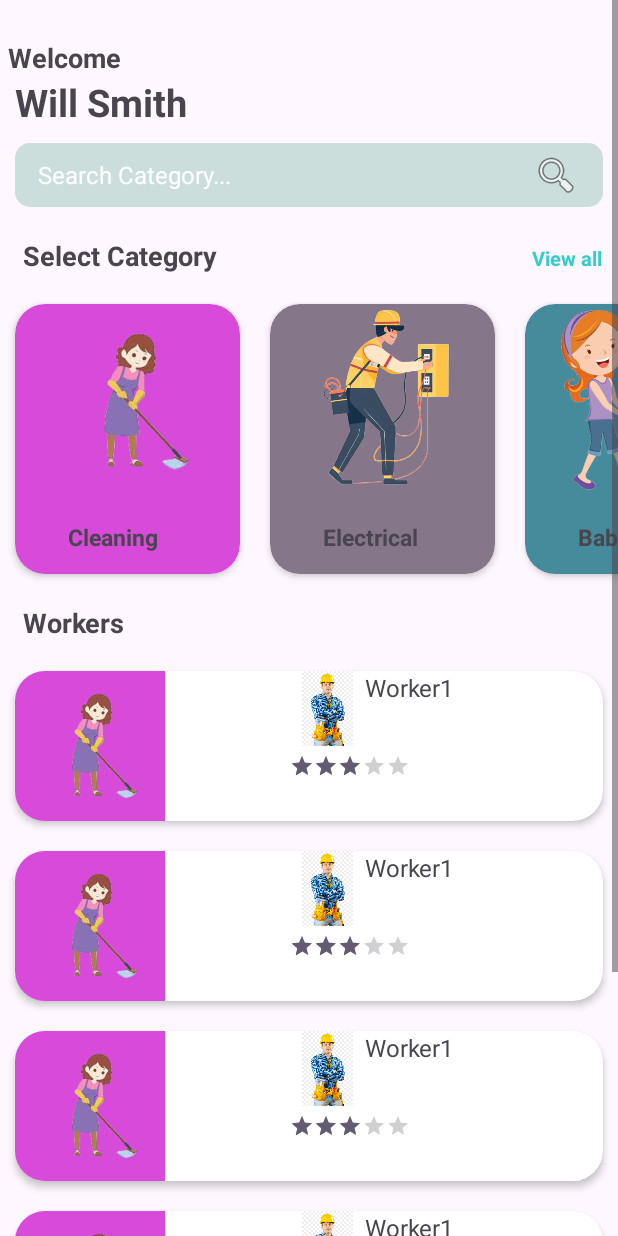
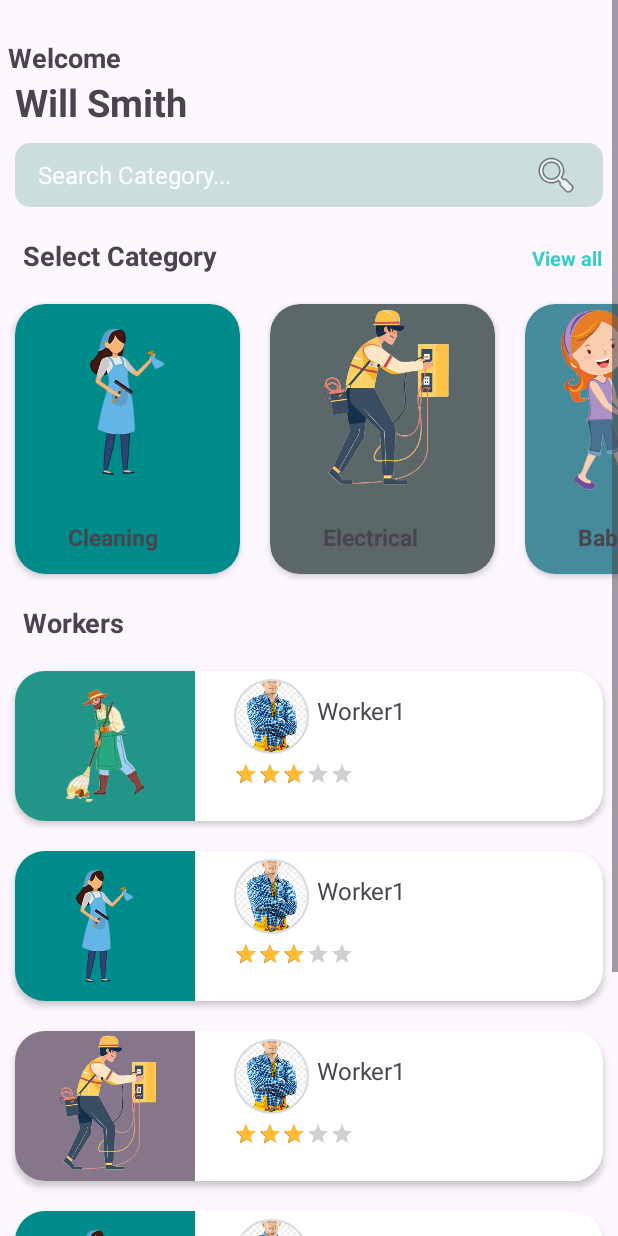
Before and after one commit to DaliaKarem/Baytna, an Android app: the Home screen opened directly, with no data from a screen before it, on a phone screen of 412 x 824 dp. Run offline under Robolectric (Android 15) with nearby library versions, the phone set to English and light mode, and no system bars; our stand-ins replace CircleImageView.

Commit message:
Home Screen Done

```diff
--- a/app/build.gradle.kts
+++ b/app/build.gradle.kts
@@ -36,7 +36,8 @@ android {
 }
 
 dependencies {
-
+    implementation ("com.google.android.material:material:1.8.0")
+    implementation("de.hdodenhof:circleimageview:3.1.0")
     implementation(libs.androidx.core.ktx)
     implementation(libs.androidx.appcompat)
     implementation(libs.material)
--- a/app/src/main/java/com/example/baytna/Activity/Home.kt
+++ b/app/src/main/java/com/example/baytna/Activity/Home.kt
@@ -21,21 +21,21 @@ class Home : AppCompatActivity() {
         super.onCreate(savedInstanceState)
         setContentView(R.layout.activity_home)
         val categoryList = listOf(
-            CategoryItems("Cleaning", R.drawable.cleaning_cat, Color.parseColor("#d84ad9")),
-            CategoryItems("Electrical", R.drawable.electrical_cat,Color.parseColor("#86768a")),
+            CategoryItems("Cleaning", R.drawable.cleaning_cat, Color.parseColor("#008B8B")),
+            CategoryItems("Electrical", R.drawable.electrical_cat,Color.parseColor("#5C6769")),//
             CategoryItems("Baby Care", R.drawable.baby_cat, Color.parseColor("#458b9b")),
-            CategoryItems("Beauty Care", R.drawable.beauty_cat, Color.parseColor("#d3a783")) ,
+            CategoryItems("Beauty Care", R.drawable.beauty_cat, Color.parseColor("#d3a783")) ,//
             CategoryItems("Garden", R.drawable.garden_cat, Color.parseColor("#219688")),
-            CategoryItems("Paint", R.drawable.paint_cat, Color.parseColor("#b2a960")),
+            CategoryItems("Paint", R.drawable.paint_cat, Color.parseColor("#20B2AA")),//
             CategoryItems("Plumbing", R.drawable.plumbing_cat, Color.parseColor("#6082b2"))
 
         )
         val WorkerList= listOf(
-            WorkerItemsHome("Worker1",R.drawable.worker,3, CategoryItems("Cleaning", R.drawable.cleaning_cat, Color.parseColor("#d84ad9")),),
-            WorkerItemsHome("Worker1",R.drawable.worker,3, CategoryItems("Cleaning", R.drawable.cleaning_cat, Color.parseColor("#d84ad9")),),
-            WorkerItemsHome("Worker1",R.drawable.worker,3, CategoryItems("Cleaning", R.drawable.cleaning_cat, Color.parseColor("#d84ad9")),),
-            WorkerItemsHome("Worker1",R.drawable.worker,3, CategoryItems("Cleaning", R.drawable.cleaning_cat, Color.parseColor("#d84ad9")),),
-            WorkerItemsHome("Worker1",R.drawable.worker,3, CategoryItems("Cleaning", R.drawable.cleaning_cat, Color.parseColor("#d84ad9")),),
+            WorkerItemsHome("Worker1",R.drawable.worker,3,  CategoryItems("Garden", R.drawable.garden_cat, Color.parseColor("#219688")),),
+            WorkerItemsHome("Worker1",R.drawable.worker,3, CategoryItems("Cleaning", R.drawable.cleaning_cat, Color.parseColor("#008B8B")),),
+            WorkerItemsHome("Worker1",R.drawable.worker,3, CategoryItems("Electrical", R.drawable.electrical_cat,Color.parseColor("#86768a")),),
+            WorkerItemsHome("Worker1",R.drawable.worker,3, CategoryItems("Cleaning", R.drawable.cleaning_cat, Color.parseColor("#008B8B")),),
+            WorkerItemsHome("Worker1",R.drawable.worker,3,  CategoryItems("Garden", R.drawable.garden_cat, Color.parseColor("#219688")),),
 
             )
 
--- a/app/src/main/java/com/example/baytna/Adapter/WorkerAdapter.kt
+++ b/app/src/main/java/com/example/baytna/Adapter/WorkerAdapter.kt
@@ -41,7 +41,7 @@ class WorkerAdapter(private val WorkerList: List<WorkerItemsHome>):
             val category = worker.Cateory
             holder.categoryImg.setImageResource(category.img)
 
-            holder.categoryImg.setBackgroundColor(category.backgroudColor) // This should work if backgroundColor is an Int
+            holder.categoryImg.setBackgroundColor(category.backgroudColor)
         }
 
     }
--- a/app/src/main/res/layout/workerhome_item.xml
+++ b/app/src/main/res/layout/workerhome_item.xml
@@ -1,48 +1,56 @@
-<?xml version="1.0" encoding="utf-8"?>
-<androidx.cardview.widget.CardView xmlns:android="http://schemas.android.com/apk/res/android"
+<androidx.cardview.widget.CardView
+    xmlns:android="http://schemas.android.com/apk/res/android"
     xmlns:app="http://schemas.android.com/apk/res-auto"
+    xmlns:tools="http://schemas.android.com/tools"
     android:id="@+id/Card_Worker"
     android:layout_margin="10dp"
     app:cardCornerRadius="20dp"
     app:cardElevation="3dp"
     android:layout_width="match_parent"
     android:layout_height="100dp">
+
     <androidx.constraintlayout.widget.ConstraintLayout
         android:layout_width="match_parent"
-        android:layout_height="match_parent"
-        >
+        android:layout_height="match_parent">
 
         <ImageView
             android:id="@+id/CategoryPicWorker"
-            android:layout_width="100dp"
+            android:layout_width="120dp"
             android:layout_height="match_parent"
-            app:layout_constraintTop_toTopOf="parent"
             app:layout_constraintBottom_toBottomOf="parent"
-            app:layout_constraintStart_toStartOf="parent"/>
+            app:layout_constraintStart_toStartOf="parent"
+            app:layout_constraintTop_toTopOf="parent" />
+
         <LinearLayout
+            android:id="@+id/layout_worker"
+            android:layout_width="220dp"
+            android:layout_height="104dp"
             android:orientation="vertical"
-            android:layout_width="wrap_content"
-            android:layout_height="match_parent"
             app:layout_constraintEnd_toEndOf="parent"
             app:layout_constraintStart_toEndOf="@id/CategoryPicWorker"
-            app:layout_constraintTop_toTopOf="parent"
-            >
+            app:layout_constraintTop_toTopOf="parent">
+
             <LinearLayout
-                android:orientation="horizontal"
+               android:layout_marginTop="5dp"
                 android:layout_width="wrap_content"
                 android:layout_height="wrap_content"
-                >
-                <ImageView
-                    android:id="@+id/workerImgId"
+                android:orientation="horizontal">
+
+                <de.hdodenhof.circleimageview.CircleImageView
+                   android:id="@+id/workerImgId"
                     android:layout_width="50dp"
                     android:layout_height="50dp"
-                    />
+                    app:civ_border_width="1dp"
+                    app:civ_border_color="@color/grey" />
+
+
                 <TextView
+                    android:paddingVertical="10dp"
+                    android:paddingHorizontal="5dp"
                     android:id="@+id/workerName"
-                    android:textSize="16sp"
                     android:layout_width="wrap_content"
                     android:layout_height="wrap_content"
-                    />
+                    android:textSize="16sp" />
             </LinearLayout>
 
             <RatingBar
@@ -55,7 +63,8 @@
                 android:max="5"
                 android:numStars="5"
                 android:rating="0.0"
-                android:stepSize="0.0" />
+                android:stepSize="0.0"
+                android:progressTint="@android:color/holo_orange_light" />
 
         </LinearLayout>
     </androidx.constraintlayout.widget.ConstraintLayout>
--- a/gradle/libs.versions.toml
+++ b/gradle/libs.versions.toml
@@ -1,5 +1,6 @@
 [versions]
 agp = "8.6.0"
+googleMaterial = "1.8.0"
 kotlin = "1.9.0"
 coreKtx = "1.13.1"
 junit = "4.13.2"
@@ -12,6 +13,7 @@ constraintlayout = "2.1.4"
 
 [libraries]
 androidx-core-ktx = { group = "androidx.core", name = "core-ktx", version.ref = "coreKtx" }
+google-material-v180 = { module = "com.google.android.material:material", version.ref = "googleMaterial" }
 junit = { group = "junit", name = "junit", version.ref = "junit" }
 androidx-junit = { group = "androidx.test.ext", name = "junit", version.ref = "junitVersion" }
 androidx-espresso-core = { group = "androidx.test.espresso", name = "espresso-core", version.ref = "espressoCore" }
```
Also changed, not shown: app/src/main/res/drawable/cleaning_cat.jpg (deleted), app/src/main/res/drawable/cleaning_cat.png (added).
